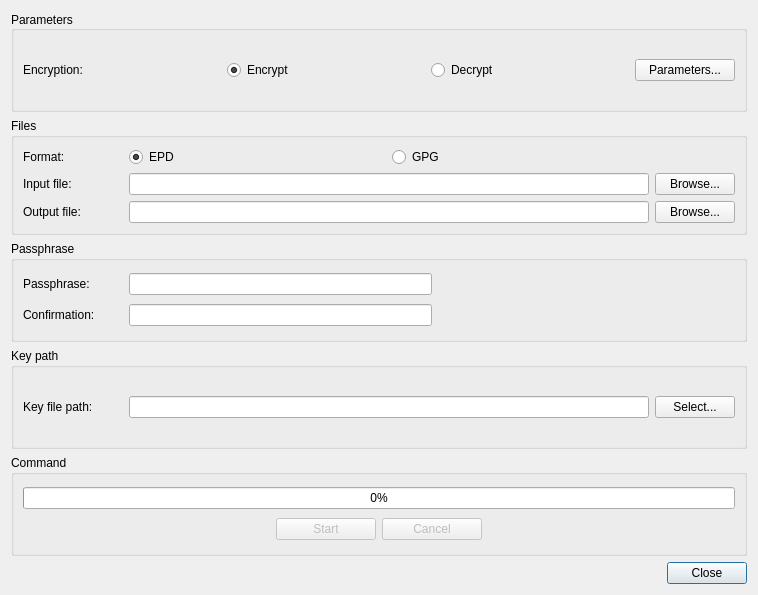
Old version of the form qt_ui/file_encryption_dialog.ui in the repository evpo/EncryptPad.
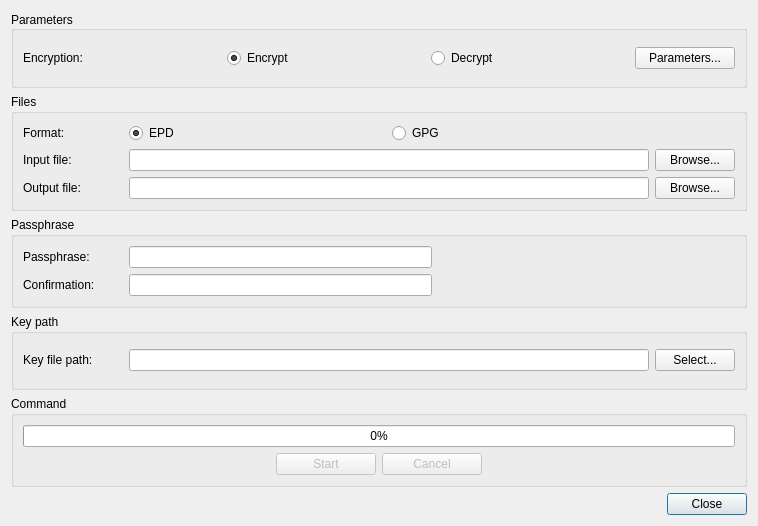
New version of the form. Icons and pictures are not drawn.

```diff
--- a/qt_ui/file_encryption_dialog.ui
+++ b/qt_ui/file_encryption_dialog.ui
@@ -7,7 +7,7 @@
     <x>0</x>
     <y>0</y>
     <width>758</width>
-    <height>595</height>
+    <height>526</height>
    </rect>
   </property>
   <property name="windowTitle">
```
